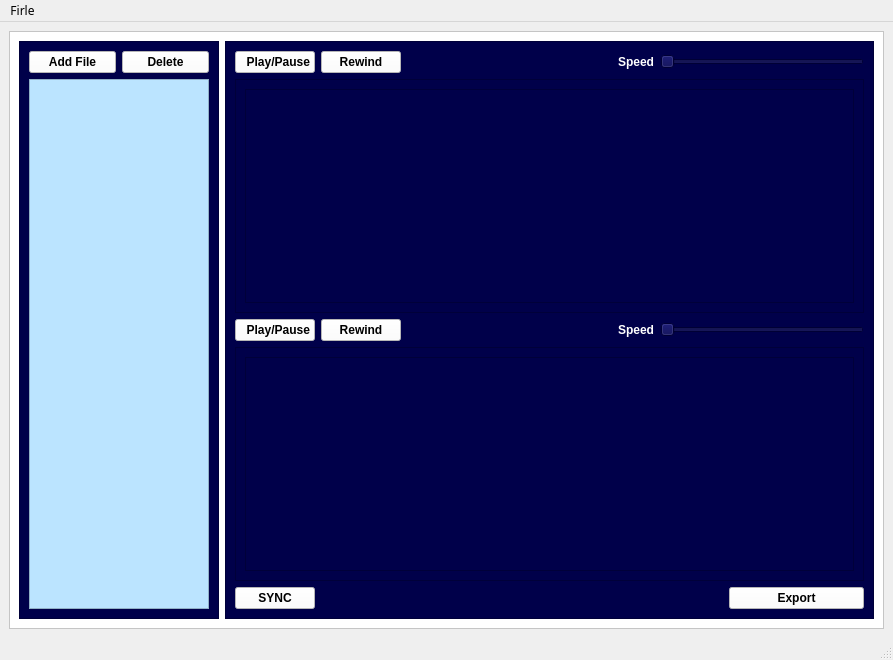
Before: the Qt Designer form task1_design.ui in mohandemadx/MultiChannel_Signal_Viewer, drawn with Qt 5.
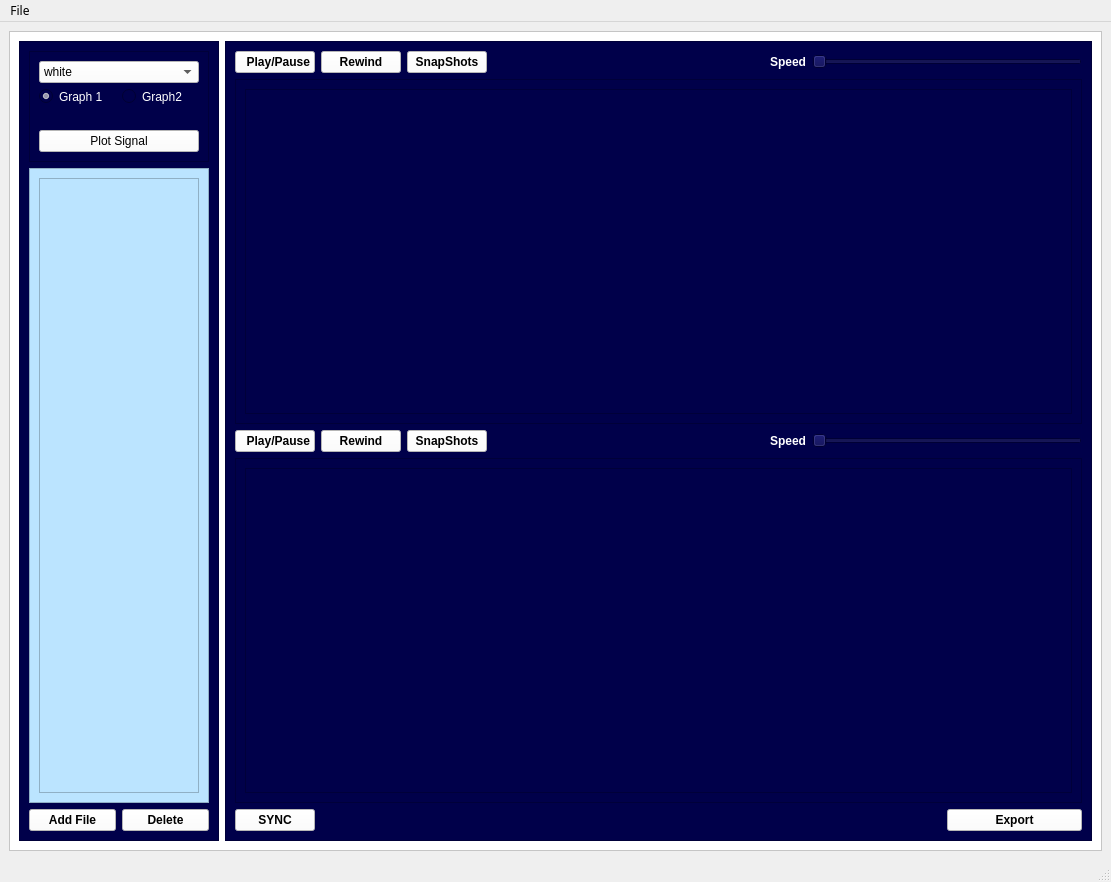
After: the same form once the commit is applied. Icons and pictures are not drawn. Custom widgets are drawn as their Qt base class.

Commit message: el import

Diff of the .ui file:
```diff
--- a/task1_design.ui
+++ b/task1_design.ui
@@ -6,8 +6,8 @@
    <rect>
     <x>0</x>
     <y>0</y>
-    <width>893</width>
-    <height>660</height>
+    <width>1111</width>
+    <height>882</height>
    </rect>
   </property>
   <property name="font">
@@ -26,7 +26,7 @@
     </sizepolicy>
    </property>
    <layout class="QGridLayout" name="gridLayout">
-    <item row="0" column="1">
+    <item row="0" column="0">
      <widget class="QFrame" name="frame">
       <property name="styleSheet">
        <string notr="true">background-color: rgb(255, 255, 255);</string>
@@ -62,8 +62,8 @@
           <enum>QFrame::Raised</enum>
          </property>
          <layout class="QGridLayout" name="gridLayout_3">
-          <item row="0" column="1">
-           <widget class="QPushButton" name="pushButton_10">
+          <item row="3" column="1">
+           <widget class="QPushButton" name="deleteButton">
             <property name="font">
              <font>
               <weight>75</weight>
@@ -82,27 +82,7 @@
             </property>
            </widget>
           </item>
-          <item row="0" column="0">
-           <widget class="QPushButton" name="pushButton">
-            <property name="font">
-             <font>
-              <weight>75</weight>
-              <bold>true</bold>
-             </font>
-            </property>
-            <property name="styleSheet">
-             <string notr="true">background-color: rgb(255, 255, 255);</string>
-            </property>
-            <property name="text">
-             <string>Add File</string>
-            </property>
-            <property name="icon">
-             <iconset>
-              <normaloff>../../../Downloads/folder.png</normaloff>../../../Downloads/folder.png</iconset>
-            </property>
-           </widget>
-          </item>
-          <item row="1" column="0" colspan="2">
+          <item row="2" column="0" colspan="2">
            <widget class="QFrame" name="frame_2">
             <property name="styleSheet">
              <string notr="true">background-color:rgb(187, 228, 255);</string>
@@ -113,6 +93,159 @@
             <property name="frameShadow">
              <enum>QFrame::Raised</enum>
             </property>
+            <layout class="QHBoxLayout" name="horizontalLayout_4">
+             <item>
+              <widget class="QListWidget" name="listWidget">
+               <property name="font">
+                <font>
+                 <weight>75</weight>
+                 <bold>true</bold>
+                </font>
+               </property>
+               <property name="frameShadow">
+                <enum>QFrame::Sunken</enum>
+               </property>
+               <property name="sortingEnabled">
+                <bool>false</bool>
+               </property>
+              </widget>
+             </item>
+            </layout>
+           </widget>
+          </item>
+          <item row="3" column="0">
+           <widget class="QPushButton" name="uploadButton">
+            <property name="font">
+             <font>
+              <weight>75</weight>
+              <bold>true</bold>
+             </font>
+            </property>
+            <property name="styleSheet">
+             <string notr="true">background-color: rgb(255, 255, 255);</string>
+            </property>
+            <property name="text">
+             <string>Add File</string>
+            </property>
+            <property name="icon">
+             <iconset>
+              <normaloff>../../../Downloads/folder.png</normaloff>../../../Downloads/folder.png</iconset>
+            </property>
+           </widget>
+          </item>
+          <item row="0" column="0" colspan="2">
+           <widget class="QFrame" name="frame_3">
+            <property name="styleSheet">
+             <string notr="true">border-color: rgb(255, 255, 255);</string>
+            </property>
+            <property name="frameShape">
+             <enum>QFrame::StyledPanel</enum>
+            </property>
+            <property name="frameShadow">
+             <enum>QFrame::Sunken</enum>
+            </property>
+            <layout class="QGridLayout" name="gridLayout_4">
+             <item row="2" column="0">
+              <widget class="QRadioButton" name="radioButton1">
+               <property name="styleSheet">
+                <string notr="true">color: rgb(255, 255, 255);</string>
+               </property>
+               <property name="text">
+                <string>Graph 1</string>
+               </property>
+               <property name="checked">
+                <bool>true</bool>
+               </property>
+              </widget>
+             </item>
+             <item row="4" column="0" colspan="2">
+              <widget class="QPushButton" name="plotsignalButton">
+               <property name="styleSheet">
+                <string notr="true">background-color: rgb(255, 255, 255);</string>
+               </property>
+               <property name="text">
+                <string>Plot Signal</string>
+               </property>
+              </widget>
+             </item>
+             <item row="2" column="1">
+              <widget class="QRadioButton" name="radioButton2">
+               <property name="styleSheet">
+                <string notr="true">color: rgb(255, 255, 255);</string>
+               </property>
+               <property name="text">
+                <string>Graph2</string>
+               </property>
+              </widget>
+             </item>
+             <item row="3" column="0" colspan="2">
+              <spacer name="verticalSpacer">
+               <property name="orientation">
+                <enum>Qt::Vertical</enum>
+               </property>
+               <property name="sizeType">
+                <enum>QSizePolicy::Fixed</enum>
+               </property>
+               <property name="sizeHint" stdset="0">
+                <size>
+                 <width>20</width>
+                 <height>20</height>
+                </size>
+               </property>
+              </spacer>
+             </item>
+             <item row="1" column="0" colspan="2">
+              <widget class="QComboBox" name="comboBox">
+               <property name="sizePolicy">
+                <sizepolicy hsizetype="Expanding" vsizetype="Fixed">
+                 <horstretch>0</horstretch>
+                 <verstretch>0</verstretch>
+                </sizepolicy>
+               </property>
+               <property name="styleSheet">
+                <string notr="true">background-color: rgb(255, 255, 255);</string>
+               </property>
+               <property name="currentText">
+                <string>Choose Color</string>
+               </property>
+               <item>
+                <property name="text">
+                 <string>white</string>
+                </property>
+               </item>
+               <item>
+                <property name="text">
+                 <string>Choose Color</string>
+                </property>
+               </item>
+               <item>
+                <property name="text">
+                 <string>blue</string>
+                </property>
+               </item>
+               <item>
+                <property name="text">
+                 <string>red</string>
+                </property>
+               </item>
+               <item>
+                <property name="text">
+                 <string>yellow</string>
+                </property>
+               </item>
+               <item>
+                <property name="text">
+                 <string>green</string>
+                </property>
+               </item>
+               <item>
+                <property name="text">
+                 <string>purple</string>
+                </property>
+               </item>
+              </widget>
+             </item>
+            </layout>
            </widget>
           </item>
          </layout>
@@ -130,27 +263,8 @@
           <enum>QFrame::Raised</enum>
          </property>
          <layout class="QGridLayout" name="gridLayout_2">
-          <item row="0" column="4">
-           <widget class="QSlider" name="graph1_Slider">
-            <property name="sizePolicy">
-             <sizepolicy hsizetype="MinimumExpanding" vsizetype="Fixed">
-              <horstretch>0</horstretch>
-              <verstretch>0</verstretch>
-             </sizepolicy>
-            </property>
-            <property name="minimumSize">
-             <size>
-              <width>100</width>
-              <height>0</height>
-             </size>
-            </property>
-            <property name="orientation">
-             <enum>Qt::Horizontal</enum>
-            </property>
-           </widget>
-          </item>
-          <item row="4" column="0">
-           <widget class="QPushButton" name="pushButton_2">
+          <item row="0" column="0">
+           <widget class="QPushButton" name="PlayButton1">
             <property name="font">
              <font>
               <weight>75</weight>
@@ -161,29 +275,22 @@
              <string notr="true">background-color: rgb(255, 255, 255);</string>
             </property>
             <property name="text">
-             <string>SYNC</string>
+             <string>  Play/Pause</string>
             </property>
             <property name="icon">
              <iconset>
-              <normaloff>../../../Downloads/sync.png</normaloff>../../../Downloads/sync.png</iconset>
+              <normaloff>../../../Downloads/button.png</normaloff>../../../Downloads/button.png</iconset>
             </property>
-           </widget>
-          </item>
-          <item row="2" column="4">
-           <widget class="QSlider" name="graph2_Slider">
-            <property name="sizePolicy">
-             <sizepolicy hsizetype="Minimum" vsizetype="Fixed">
-              <horstretch>0</horstretch>
-              <verstretch>0</verstretch>
-             </sizepolicy>
+            <property name="iconSize">
+             <size>
+              <width>40</width>
+              <height>16</height>
+             </size>
             </property>
-            <property name="orientation">
-             <enum>Qt::Horizontal</enum>
-            </property>
            </widget>
           </item>
-          <item row="0" column="1">
-           <widget class="QPushButton" name="rewindButton1">
+          <item row="2" column="0">
+           <widget class="QPushButton" name="PlayButton2">
             <property name="font">
              <font>
               <weight>75</weight>
@@ -191,47 +298,24 @@
              </font>
             </property>
             <property name="styleSheet">
-             <string notr="true">
-background-color: rgb(255, 255, 255);</string>
+             <string notr="true">background-color: rgb(255, 255, 255);</string>
             </property>
             <property name="text">
-             <string>Rewind</string>
+             <string>  Play/Pause</string>
             </property>
             <property name="icon">
              <iconset>
-              <normaloff>../../../Downloads/rewind.png</normaloff>../../../Downloads/rewind.png</iconset>
+              <normaloff>../../../Downloads/button.png</normaloff>../../../Downloads/button.png</iconset>
             </property>
-           </widget>
-          </item>
-          <item row="4" column="4" alignment="Qt::AlignRight">
-           <widget class="QPushButton" name="pushButton_3">
-            <property name="sizePolicy">
-             <sizepolicy hsizetype="Fixed" vsizetype="Fixed">
-              <horstretch>0</horstretch>
-              <verstretch>0</verstretch>
-             </sizepolicy>
-            </property>
-            <property name="minimumSize">
+            <property name="iconSize">
              <size>
-              <width>135</width>
-              <height>0</height>
+              <width>40</width>
+              <height>16</height>
              </size>
             </property>
-            <property name="font">
-             <font>
-              <weight>75</weight>
-              <bold>true</bold>
-             </font>
-            </property>
-            <property name="styleSheet">
-             <string notr="true">background-color: rgb(255, 255, 255);</string>
-            </property>
-            <property name="text">
-             <string>Export</string>
-            </property>
            </widget>
           </item>
-          <item row="0" column="2">
+          <item row="0" column="3">
            <spacer name="horizontalSpacer">
             <property name="orientation">
              <enum>Qt::Horizontal</enum>
@@ -244,7 +328,23 @@
             </property>
            </spacer>
           </item>
-          <item row="3" column="0" colspan="5">
+          <item row="2" column="2">
+           <widget class="QPushButton" name="SnapShot2">
+            <property name="font">
+             <font>
+              <weight>75</weight>
+              <bold>true</bold>
+             </font>
+            </property>
+            <property name="styleSheet">
+             <string notr="true">background-color: rgb(255, 255, 255);</string>
+            </property>
+            <property name="text">
+             <string>SnapShots</string>
+            </property>
+           </widget>
+          </item>
+          <item row="3" column="0" colspan="6">
            <widget class="QFrame" name="Graph2">
             <property name="minimumSize">
              <size>
@@ -268,7 +368,27 @@
             </layout>
            </widget>
           </item>
-          <item row="2" column="3">
+          <item row="4" column="0">
+           <widget class="QPushButton" name="pushButton_2">
+            <property name="font">
+             <font>
+              <weight>75</weight>
+              <bold>true</bold>
+             </font>
+            </property>
+            <property name="styleSheet">
+             <string notr="true">background-color: rgb(255, 255, 255);</string>
+            </property>
+            <property name="text">
+             <string>SYNC</string>
+            </property>
+            <property name="icon">
+             <iconset>
+              <normaloff>../../../Downloads/sync.png</normaloff>../../../Downloads/sync.png</iconset>
+            </property>
+           </widget>
+          </item>
+          <item row="2" column="4">
            <widget class="QLabel" name="label_2">
             <property name="sizePolicy">
              <sizepolicy hsizetype="Maximum" vsizetype="Preferred">
@@ -290,80 +410,7 @@
             </property>
            </widget>
           </item>
-          <item row="0" column="0">
-           <widget class="QPushButton" name="PlayButton1">
-            <property name="font">
-             <font>
-              <weight>75</weight>
-              <bold>true</bold>
-             </font>
-            </property>
-            <property name="styleSheet">
-             <string notr="true">background-color: rgb(255, 255, 255);</string>
-            </property>
-            <property name="text">
-             <string>  Play/Pause</string>
-            </property>
-            <property name="icon">
-             <iconset>
-              <normaloff>../../../Downloads/button.png</normaloff>../../../Downloads/button.png</iconset>
-            </property>
-            <property name="iconSize">
-             <size>
-              <width>40</width>
-              <height>16</height>
-             </size>
-            </property>
-           </widget>
-          </item>
-          <item row="2" column="0">
-           <widget class="QPushButton" name="PlayButton2">
-            <property name="font">
-             <font>
-              <weight>75</weight>
-              <bold>true</bold>
-             </font>
-            </property>
-            <property name="styleSheet">
-             <string notr="true">background-color: rgb(255, 255, 255);</string>
-            </property>
-            <property name="text">
-             <string>  Play/Pause</string>
-            </property>
-            <property name="icon">
-             <iconset>
-              <normaloff>../../../Downloads/button.png</normaloff>../../../Downloads/button.png</iconset>
-            </property>
-            <property name="iconSize">
-             <size>
-              <width>40</width>
-              <height>16</height>
-             </size>
-            </property>
-           </widget>
-          </item>
-          <item row="2" column="1">
-           <widget class="QPushButton" name="rewindButton2">
-            <property name="font">
-             <font>
-              <weight>75</weight>
-              <bold>true</bold>
-             </font>
-            </property>
-            <property name="styleSheet">
-             <string notr="true">
-background-color: rgb(255, 255, 255);</string>
-            </property>
-            <property name="text">
-             <string>Rewind</string>
-            </property>
-            <property name="icon">
-             <iconset>
-              <normaloff>../../../Downloads/rewind.png</normaloff>../../../Downloads/rewind.png</iconset>
-            </property>
-           </widget>
-          </item>
-          <item row="0" column="3">
+          <item row="0" column="4">
            <widget class="QLabel" name="label">
             <property name="sizePolicy">
              <sizepolicy hsizetype="Maximum" vsizetype="Preferred">
@@ -385,7 +432,41 @@
             </property>
            </widget>
           </item>
-          <item row="1" column="0" colspan="5">
+          <item row="2" column="5">
+           <widget class="QSlider" name="graph2_Slider">
+            <property name="sizePolicy">
+             <sizepolicy hsizetype="Minimum" vsizetype="Fixed">
+              <horstretch>0</horstretch>
+              <verstretch>0</verstretch>
+             </sizepolicy>
+            </property>
+            <property name="orientation">
+             <enum>Qt::Horizontal</enum>
+            </property>
+           </widget>
+          </item>
+          <item row="0" column="1">
+           <widget class="QPushButton" name="rewindButton1">
+            <property name="font">
+             <font>
+              <weight>75</weight>
+              <bold>true</bold>
+             </font>
+            </property>
+            <property name="styleSheet">
+             <string notr="true">
+background-color: rgb(255, 255, 255);</string>
+            </property>
+            <property name="text">
+             <string>Rewind</string>
+            </property>
+            <property name="icon">
+             <iconset>
+              <normaloff>../../../Downloads/rewind.png</normaloff>../../../Downloads/rewind.png</iconset>
+            </property>
+           </widget>
+          </item>
+          <item row="1" column="0" colspan="6">
            <widget class="QFrame" name="Graph1">
             <property name="minimumSize">
              <size>
@@ -409,6 +490,90 @@
             </layout>
            </widget>
           </item>
+          <item row="0" column="2">
+           <widget class="QPushButton" name="SnapShot1">
+            <property name="font">
+             <font>
+              <weight>75</weight>
+              <bold>true</bold>
+             </font>
+            </property>
+            <property name="styleSheet">
+             <string notr="true">background-color: rgb(255, 255, 255);</string>
+            </property>
+            <property name="text">
+             <string>SnapShots</string>
+            </property>
+           </widget>
+          </item>
+          <item row="4" column="5" alignment="Qt::AlignRight">
+           <widget class="QPushButton" name="exportButton">
+            <property name="sizePolicy">
+             <sizepolicy hsizetype="Fixed" vsizetype="Fixed">
+              <horstretch>0</horstretch>
+              <verstretch>0</verstretch>
+             </sizepolicy>
+            </property>
+            <property name="minimumSize">
+             <size>
+              <width>135</width>
+              <height>0</height>
+             </size>
+            </property>
+            <property name="font">
+             <font>
+              <weight>75</weight>
+              <bold>true</bold>
+             </font>
+            </property>
+            <property name="styleSheet">
+             <string notr="true">background-color: rgb(255, 255, 255);</string>
+            </property>
+            <property name="text">
+             <string>Export</string>
+            </property>
+           </widget>
+          </item>
+          <item row="2" column="1">
+           <widget class="QPushButton" name="rewindButton2">
+            <property name="font">
+             <font>
+              <weight>75</weight>
+              <bold>true</bold>
+             </font>
+            </property>
+            <property name="styleSheet">
+             <string notr="true">
+background-color: rgb(255, 255, 255);</string>
+            </property>
+            <property name="text">
+             <string>Rewind</string>
+            </property>
+            <property name="icon">
+             <iconset>
+              <normaloff>../../../Downloads/rewind.png</normaloff>../../../Downloads/rewind.png</iconset>
+            </property>
+           </widget>
+          </item>
+          <item row="0" column="5">
+           <widget class="QSlider" name="graph1_Slider">
+            <property name="sizePolicy">
+             <sizepolicy hsizetype="MinimumExpanding" vsizetype="Fixed">
+              <horstretch>0</horstretch>
+              <verstretch>0</verstretch>
+             </sizepolicy>
+            </property>
+            <property name="minimumSize">
+             <size>
+              <width>100</width>
+              <height>0</height>
+             </size>
+            </property>
+            <property name="orientation">
+             <enum>Qt::Horizontal</enum>
+            </property>
+           </widget>
+          </item>
          </layout>
         </widget>
        </item>
@@ -422,13 +587,13 @@
     <rect>
      <x>0</x>
      <y>0</y>
-     <width>893</width>
-     <height>24</height>
+     <width>1111</width>
+     <height>26</height>
     </rect>
    </property>
    <widget class="QMenu" name="menuFirle">
     <property name="title">
-     <string>Firle</string>
+     <string>File</string>
     </property>
    </widget>
    <addaction name="menuFirle"/>
```
The commit also changes 1 other file.
